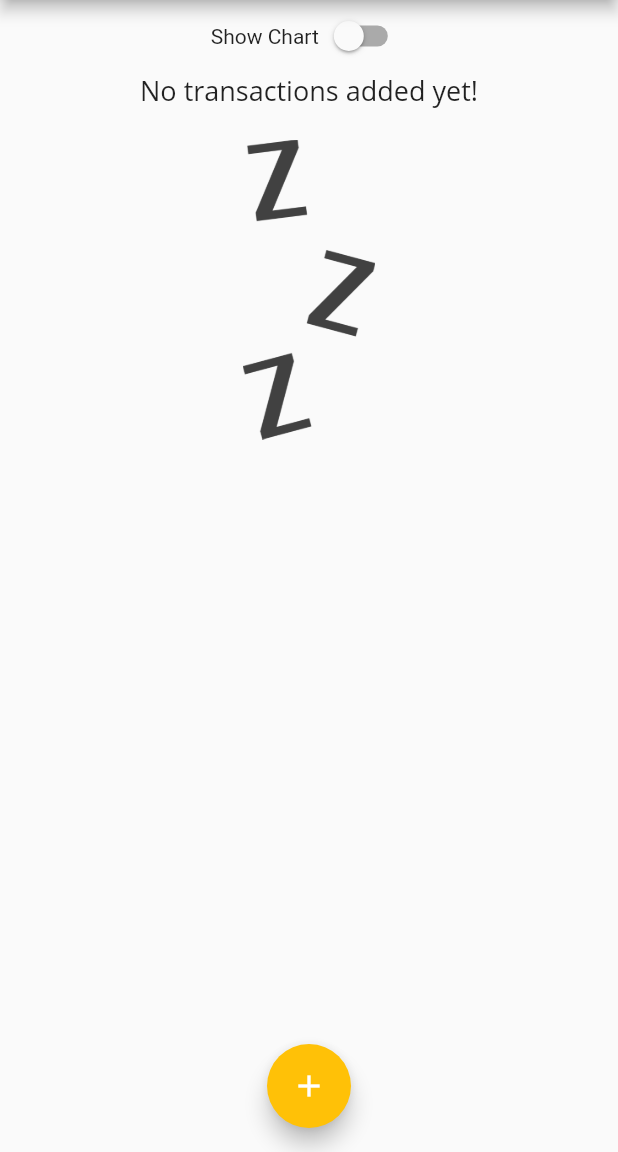
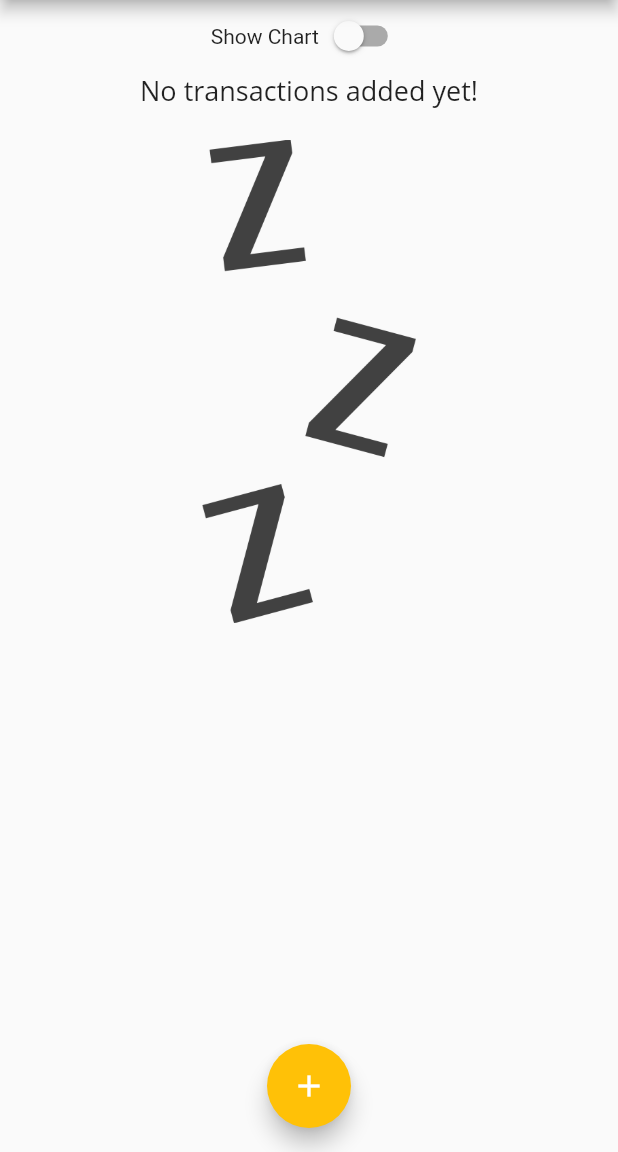
Before and after one commit to Tidbit0519/flutter-PersonalExpenseApp, a Flutter app: the screen it shows after launch, on a phone screen of 412 x 824 dp, the part 84-1236 px from its top. Run offline on Flutter 3.47's test engine with Material 2 defaults, Android fonts, the phone set to English and light mode, and no system bars.

Commit message:
Just making sure everything is up to date

```diff
--- a/lib/main.dart
+++ b/lib/main.dart
@@ -134,7 +134,7 @@ class _MyHomePageState extends State<MyHomePage> {
                     height: (MediaQuery.of(context).size.height -
                             appBar.preferredSize.height -
                             MediaQuery.of(context).padding.top) *
-                        0.3,
+                        0.7,
                   )
                 : Container(
                     child:
--- a/lib/widgets/transaction_list.dart
+++ b/lib/widgets/transaction_list.dart
@@ -11,7 +11,10 @@ class TransactionList extends StatelessWidget {
   @override
   Widget build(BuildContext context) {
     return transactions.isEmpty
-        ? Column(children: <Widget>[
+        ? LayoutBuilder(
+            builder: (ctx, constraints) {
+              return Column(
+                children: <Widget>[
                   Text(
                     'No transactions added yet!',
                     style: Theme.of(context).textTheme.titleLarge,
@@ -20,12 +23,15 @@ class TransactionList extends StatelessWidget {
                     height: 20,
                   ),
                   Container(
-                height: 200,
+                      height: constraints.maxHeight * 0.6,
                       child: Image.asset(
                         'assets/images/waiting.png',
                         fit: BoxFit.cover,
                       ))
-          ])
+                ],
+              );
+            },
+          )
         : ListView.builder(
             itemBuilder: (context, index) {
               return Card(
```
Lines whose indentation alone changed are shown as unchanged.
